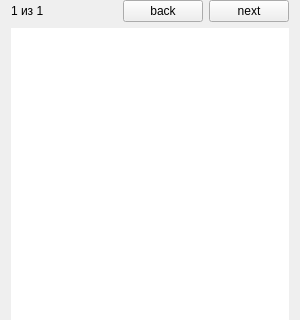
Quitzero/MyDiplom, file UI/pageWidget.ui: the form before one commit; both pictures show x 0 to 300 and y 0 to 320 of the 300 by 480 pixel window.
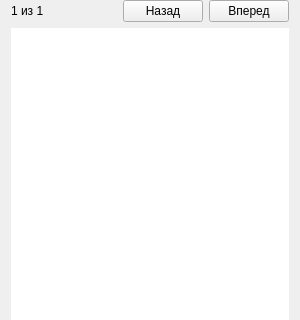
The form after the commit.

```diff
--- a/UI/pageWidget.ui
+++ b/UI/pageWidget.ui
@@ -54,14 +54,14 @@
      <item>
       <widget class="QPushButton" name="pushButton_2">
        <property name="text">
-        <string>back</string>
+        <string>Назад</string>
        </property>
       </widget>
      </item>
      <item>
       <widget class="QPushButton" name="pushButton">
        <property name="text">
-        <string>next</string>
+        <string>Вперед</string>
        </property>
       </widget>
      </item>
```
Left out of the diff: 6 changed lines with no effect on the pictures.
